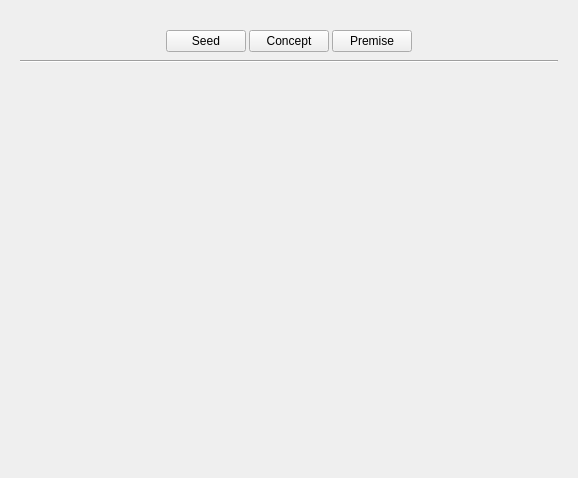
zkovari/plotlyst, file ui/premise_builder_widget.ui: the form before one commit.
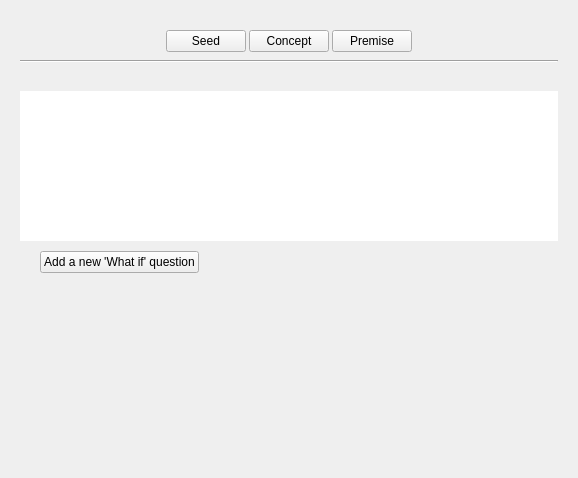
The form after the commit. The open tabs and pages were chosen to show the change. Custom widgets are drawn as their Qt base class.

Commit message: list model

Patch:
```diff
--- a/ui/premise_builder_widget.ui
+++ b/ui/premise_builder_widget.ui
@@ -492,6 +492,159 @@
        <property name="bottomMargin">
         <number>0</number>
        </property>
+       <item>
+        <widget class="QScrollArea" name="scrollArea_3">
+         <property name="frameShape">
+          <enum>QFrame::NoFrame</enum>
+         </property>
+         <property name="widgetResizable">
+          <bool>true</bool>
+         </property>
+         <widget class="QWidget" name="scrollAreaWidgetContents_3">
+          <property name="geometry">
+           <rect>
+            <x>0</x>
+            <y>0</y>
+            <width>538</width>
+            <height>392</height>
+           </rect>
+          </property>
+          <property name="sizePolicy">
+           <sizepolicy hsizetype="Preferred" vsizetype="Expanding">
+            <horstretch>0</horstretch>
+            <verstretch>0</verstretch>
+           </sizepolicy>
+          </property>
+          <property name="relaxed-white-bg" stdset="0">
+           <bool>true</bool>
+          </property>
+          <layout class="QVBoxLayout" name="verticalLayout_7">
+           <property name="spacing">
+            <number>5</number>
+           </property>
+           <property name="leftMargin">
+            <number>0</number>
+           </property>
+           <property name="topMargin">
+            <number>0</number>
+           </property>
+           <property name="rightMargin">
+            <number>0</number>
+           </property>
+           <property name="bottomMargin">
+            <number>0</number>
+           </property>
+           <item>
+            <widget class="Subtitle" name="subtitleConcept2" native="true">
+             <property name="title" stdset="0">
+              <string>Concept</string>
+             </property>
+             <property name="description" stdset="0">
+              <string>Your selected questions that you wish to express in a premise</string>
+             </property>
+             <property name="icon" stdset="0">
+              <string>fa5s.question-circle</string>
+             </property>
+            </widget>
+           </item>
+           <item>
+            <widget class="QListView" name="listSelectedQuestions">
+             <property name="sizePolicy">
+              <sizepolicy hsizetype="Expanding" vsizetype="Minimum">
+               <horstretch>0</horstretch>
+               <verstretch>0</verstretch>
+              </sizepolicy>
+             </property>
+             <property name="maximumSize">
+              <size>
+               <width>16777215</width>
+               <height>150</height>
+              </size>
+             </property>
+             <property name="frameShape">
+              <enum>QFrame::NoFrame</enum>
+             </property>
+             <property name="selectionMode">
+              <enum>QAbstractItemView::NoSelection</enum>
+             </property>
+             <property name="isWrapping" stdset="0">
+              <bool>false</bool>
+             </property>
+             <property name="viewMode">
+              <enum>QListView::ListMode</enum>
+             </property>
+             <property name="selectionRectVisible">
+              <bool>false</bool>
+             </property>
+            </widget>
+           </item>
+           <item>
+            <widget class="Subtitle" name="subtitlePremise" native="true">
+             <property name="title" stdset="0">
+              <string>Premise</string>
+             </property>
+             <property name="description" stdset="0">
+              <string>Turn your ideas into 'What if' questions to elevate them with drama, conflict, or mystery</string>
+             </property>
+             <property name="icon" stdset="0">
+              <string>fa5s.scroll</string>
+             </property>
+            </widget>
+           </item>
+           <item>
+            <widget class="QWidget" name="widget_2" native="true">
+             <layout class="QHBoxLayout" name="horizontalLayout_3">
+              <property name="leftMargin">
+               <number>20</number>
+              </property>
+              <property name="topMargin">
+               <number>0</number>
+              </property>
+              <property name="rightMargin">
+               <number>0</number>
+              </property>
+              <property name="bottomMargin">
+               <number>0</number>
+              </property>
+              <item alignment="Qt::AlignLeft">
+               <widget class="QPushButton" name="btnNewConcept_2">
+                <property name="cursor">
+                 <cursorShape>PointingHandCursor</cursorShape>
+                </property>
+                <property name="text">
+                 <string>Add a new 'What if' question</string>
+                </property>
+                <property name="base" stdset="0">
+                 <bool>true</bool>
+                </property>
+                <property name="positive" stdset="0">
+                 <bool>true</bool>
+                </property>
+               </widget>
+              </item>
+             </layout>
+            </widget>
+           </item>
+           <item>
+            <widget class="QWidget" name="wdgConceptEditor_2" native="true"/>
+           </item>
+           <item>
+            <spacer name="verticalSpacer_4">
+             <property name="orientation">
+              <enum>Qt::Vertical</enum>
+             </property>
+             <property name="sizeHint" stdset="0">
+              <size>
+               <width>20</width>
+               <height>150</height>
+              </size>
+             </property>
+            </spacer>
+           </item>
+          </layout>
+         </widget>
+        </widget>
+       </item>
       </layout>
      </widget>
     </widget>
```
Left out of the diff: 6 changed lines with no effect on the pictures. The commit also changes 1 other file.
